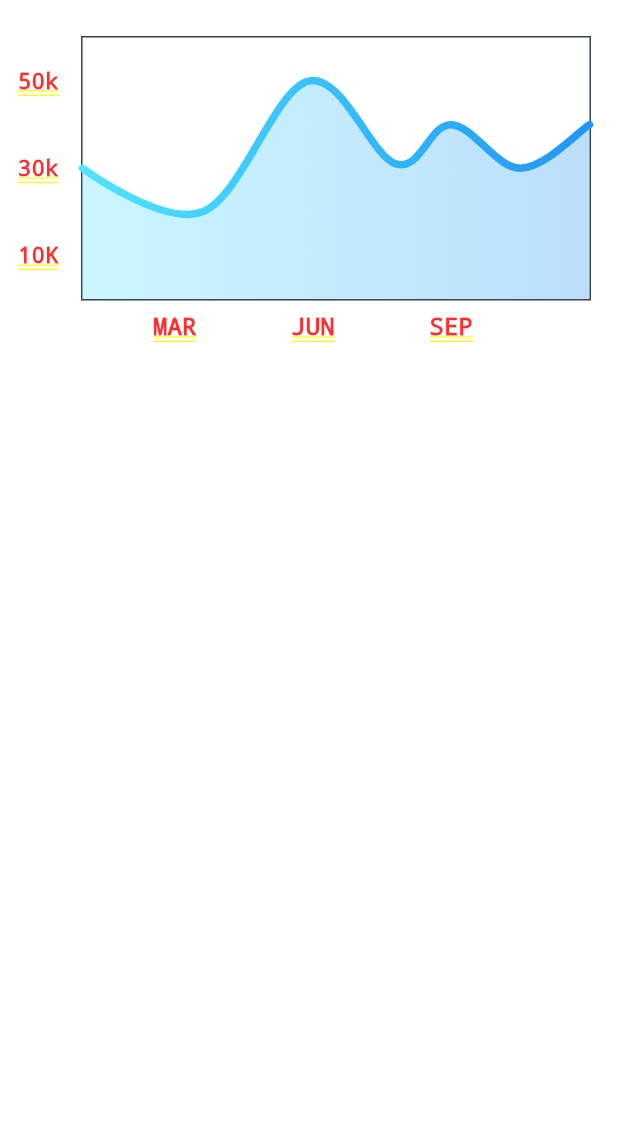
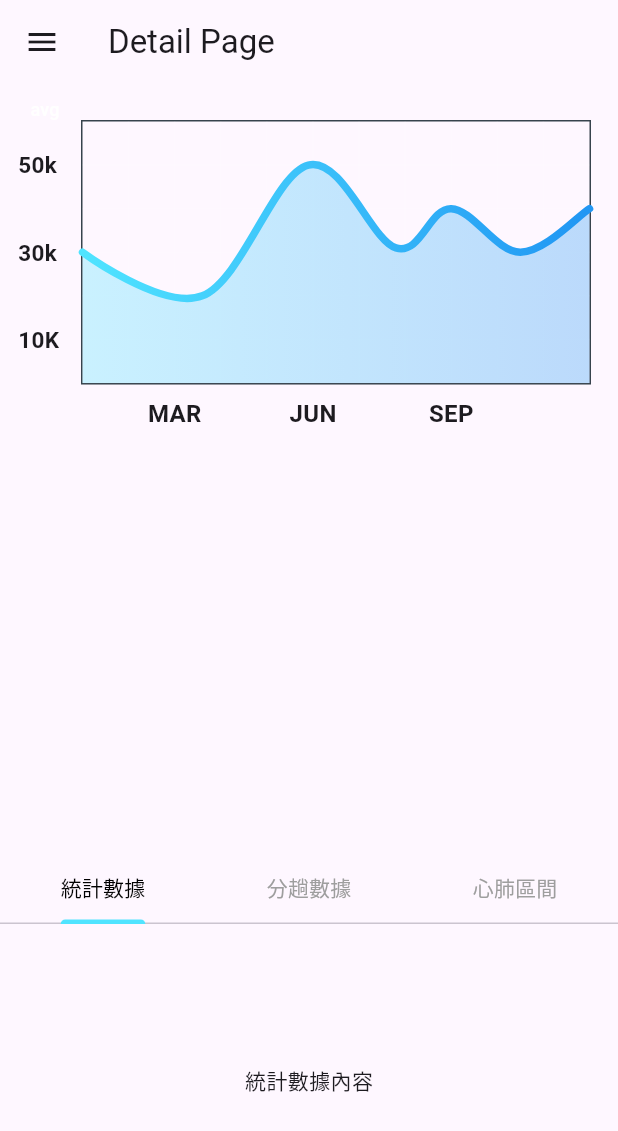
Before and after one commit to xmanflasher/dptapp, a Flutter app: the DetailPage screen opened by its route, on a phone screen of 412 x 824 dp. Shown: the top 1131 px of the screen. Run offline on Flutter 3.47's test engine with Material 3 defaults, Android fonts, the phone set to English and light mode, and no system bars; drawn by our look-alikes of fl_chart; our stand-ins replace csv, equatable, flutter_bloc, flutter_blue_plus, go_router, hive and 1 more; accounts and stored records are empty; project files that could hold a hidden picture were left out.

Commit message:
detail_page-Scaffold(stack&tablemenu)

```diff
--- a/lib/presentation/pages/detail_page.dart
+++ b/lib/presentation/pages/detail_page.dart
@@ -1,6 +1,9 @@
 import 'package:fl_chart/fl_chart.dart';
 import 'package:dptapp/presentation/resources/app_colors.dart';
 import 'package:flutter/material.dart';
+import '../widgets/navigation_drawer_widget.dart'; // Import the NavigationDrawerWidget
+import '../../data/repositories/detail_repository.dart';
+import '../../domain/entitis/detail.dart';
 
 class DetailPage extends StatefulWidget {
   const DetailPage({super.key});
@@ -9,17 +12,41 @@ class DetailPage extends StatefulWidget {
   State<DetailPage> createState() => _DetailPageState();
 }
 
-class _DetailPageState extends State<DetailPage> {
+class _DetailPageState extends State<DetailPage>
+    with SingleTickerProviderStateMixin {
   List<Color> gradientColors = [
     AppColors.contentColorCyan,
     AppColors.contentColorBlue,
   ];
 
   bool showAvg = false;
+  late TabController _tabController;
+
+  @override
+  void initState() {
+    super.initState();
+    _tabController = TabController(length: 3, vsync: this); // 初始化 TabController
+  }
+
+  @override
+  void dispose() {
+    _tabController.dispose(); // 銷毀 TabController
+    super.dispose();
+  }
 
   @override
   Widget build(BuildContext context) {
-    return Stack(
+    return Scaffold(
+      appBar: AppBar(
+        title: const Text('Detail Page'),
+      ),
+      drawer: NavigationDrawerWidget(), // Add the NavigationDrawerWidget here
+      body: Column(
+        children: [
+          // 上半部分顯示圖表
+          Expanded(
+            flex: 2, // 分配較大的空間給圖表
+            child: Stack(
               children: <Widget>[
                 AspectRatio(
                   aspectRatio: 1.70,
@@ -49,16 +76,50 @@ class _DetailPageState extends State<DetailPage> {
                       style: TextStyle(
                         fontSize: 12,
                         color: showAvg
-                    ? Colors.white.withValues(alpha: 0.5)
+                            ? Colors.white.withOpacity(0.5)
                             : Colors.white,
                       ),
                     ),
                   ),
                 ),
               ],
+            ),
+          ),
+          // 下半部分顯示 TabBar 和 TabBarView
+          Expanded(
+            flex: 1, // 分配較小的空間給 TabBar 和內容
+            child: Column(
+              children: [
+                TabBar(
+                  controller: _tabController,
+                  labelColor: Colors.black,
+                  unselectedLabelColor: Colors.grey,
+                  indicatorColor: AppColors.contentColorCyan,
+                  tabs: const [
+                    Tab(text: '統計數據'),
+                    Tab(text: '分趟數據'),
+                    Tab(text: '心肺區間'),
+                  ],
+                ),
+                Expanded(
+                  child: TabBarView(
+                    controller: _tabController,
+                    children: [
+                      Center(child: Text('統計數據內容')),
+                      Center(child: Text('分趟數據內容')),
+                      Center(child: Text('心肺區間內容')),
+                    ],
+                  ),
+                ),
+              ],
+            ),
+          ),
+        ],
+      ),
     );
   }
 
+  // 以下方法保持不變，主要用於圖表的設置
   Widget bottomTitleWidgets(double value, TitleMeta meta) {
     const style = TextStyle(
       fontWeight: FontWeight.bold,
@@ -186,7 +247,7 @@ class _DetailPageState extends State<DetailPage> {
             show: true,
             gradient: LinearGradient(
               colors: gradientColors
-                  .map((color) => color.withValues(alpha: 0.3))
+                  .map((color) => color.withOpacity(0.3))
                   .toList(),
             ),
           ),
@@ -280,10 +341,10 @@ class _DetailPageState extends State<DetailPage> {
               colors: [
                 ColorTween(begin: gradientColors[0], end: gradientColors[1])
                     .lerp(0.2)!
-                    .withValues(alpha: 0.1),
+                    .withOpacity(0.1),
                 ColorTween(begin: gradientColors[0], end: gradientColors[1])
                     .lerp(0.2)!
-                    .withValues(alpha: 0.1),
+                    .withOpacity(0.1),
               ],
             ),
           ),
```
Lines whose indentation alone changed are shown as unchanged.
